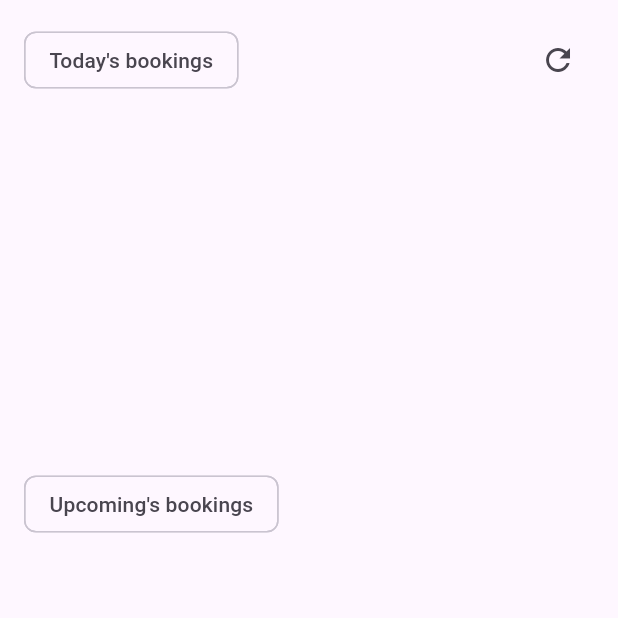
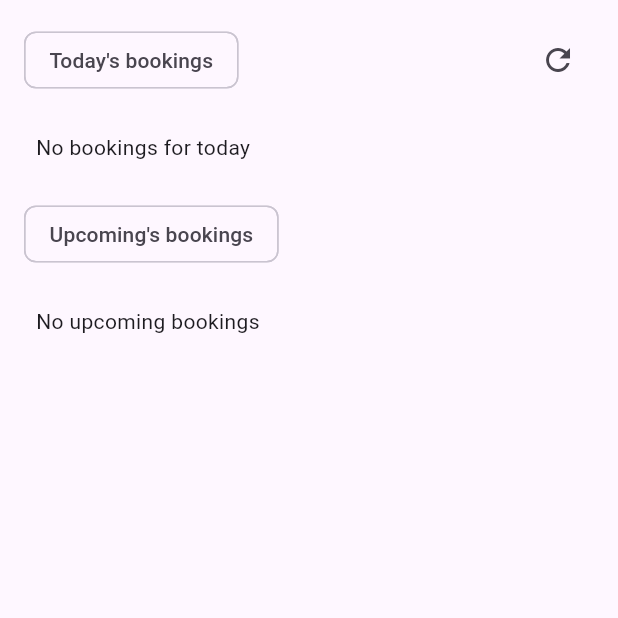
Before and after one commit to hongkkkjjj/hotel_booking_management_system, a Flutter app: the AdminHomeScreen screen opened directly, after a tap on the "refresh" icon, on a phone screen of 412 x 824 dp, the top half of it. Run offline on Flutter 3.47's test engine with Material 3 defaults, Android fonts, the phone set to English and light mode, and no system bars; our stand-ins replace auto_size_text, cached_network_image, calendar_view, cloud_firestore, firebase_auth, firebase_core and 3 more; missing offline and left inert: universal_html; accounts and stored records are empty.

Commit message:
Display user data in booking detail screen for admin

```diff
--- a/lib/Controller/register_controller.dart
+++ b/lib/Controller/register_controller.dart
@@ -20,7 +20,7 @@ class RegisterController extends GetxController {
       // final User? user = userCredential.user;
       var user = Auth().currentUser;
       if (user != null) {
-        UserData userData = UserData(nameController.text, mobileController.text, isAdmin);
+        UserData userData = UserData(nameController.text, mobileController.text, isAdmin, user.email!);
         bool result = await FirestoreController().addUserData(user.uid, userData.toMap());
 
         if (result) {
--- a/lib/Controller/trips_controller.dart
+++ b/lib/Controller/trips_controller.dart
@@ -5,6 +5,7 @@ import 'package:flutter/material.dart';
 import 'package:get/get.dart';
 import 'package:hotel_booking_management_system/Structs/booking_data.dart';
 import 'package:hotel_booking_management_system/Structs/enums.dart';
+import 'package:hotel_booking_management_system/Structs/user_data.dart';
 
 import '../Constant/app_route.dart';
 import '../FirebaseController/auth.dart';
@@ -20,6 +21,7 @@ class TripsController extends GetxController {
   FirestoreController firestoreController = FirestoreController();
 
   Rx<BookingData?> selectedTrips = Rx<BookingData?>(null);
+  Rx<UserData?> selectedGuest = Rx<UserData?>(null);
 
   void getTripsDataForUser() async {
     User? user = Auth().currentUser;
@@ -32,53 +34,41 @@ class TripsController extends GetxController {
       pastTrips.clear();
 
       for (final booking in tripList) {
-        final startDate = booking.startDate;
         final endDate = booking.endDate;
 
         if (booking.status == BookingStatus.Cancelled.index ||
             booking.status == BookingStatus.Completed.index) {
           pastTrips.add(booking);
-        } else if (startDate.toDate().isAfter(now.toDate()) ||
-            endDate.toDate().isAfter(now.toDate())) {
-          currentTrips.add(booking);
-        } else {
+        } else if (endDate.toDate().isBefore(now.toDate())) {
           BookingStatus status = mapIntToBookingStatus(booking.status);
           if (status != BookingStatus.Completed ||
               status != BookingStatus.Cancelled) {
             booking.status = BookingStatus.Cancelled.index;
           }
           pastTrips.add(booking);
+        } else {
+          currentTrips.add(booking);
         }
       }
       update();
     }
   }
 
-  void getTripsDataForAdmin() async {
+  Future<void> getTripsDataForAdmin() async {
     tripList = await firestoreController.getBookingDataForAdmin();
     final dateNow = DateTime.now();
-    final dateCheck = DateTime(dateNow.year, dateNow.month, dateNow.day);
+    final dateCheck = DateTime(dateNow.year, dateNow.month, dateNow.day, 23, 59, 59);
     final now = Timestamp.fromDate(dateCheck); // Get the current timestamp
     currentTrips.clear();
-    pastTrips.clear();
+    upcomingTrips.clear();
 
     for (final booking in tripList) {
       final startDate = booking.startDate;
-      final endDate = booking.endDate;
 
-      if (booking.status == BookingStatus.Cancelled.index ||
-          booking.status == BookingStatus.Completed.index) {
-        pastTrips.add(booking);
-      } else if (startDate.toDate().isAfter(now.toDate()) ||
-          endDate.toDate().isAfter(now.toDate())) {
+      if (startDate.toDate().isAfter(now.toDate())) {
+        upcomingTrips.add(booking);
+      } else {
         currentTrips.add(booking);
-      } else {
-        BookingStatus status = mapIntToBookingStatus(booking.status);
-        if (status != BookingStatus.Completed ||
-            status != BookingStatus.Cancelled) {
-          booking.status = BookingStatus.Cancelled.index;
-        }
-        pastTrips.add(booking);
       }
     }
   }
@@ -109,7 +99,7 @@ class TripsController extends GetxController {
           msg = 'The booking has been marked as paid.';
           break;
         default:
-          msg = '';
+          msg = 'The booking has been marked as unpaid.';
       }
 
       _showUploadDialog(context, 'Update Success', msg, () {
--- a/lib/Screen/admin_home_screen.dart
+++ b/lib/Screen/admin_home_screen.dart
@@ -1,6 +1,7 @@
 import 'package:flutter/foundation.dart';
 import 'package:flutter/material.dart';
 import 'package:get/get.dart';
+import 'package:hotel_booking_management_system/Controller/landing_tab_controller.dart';
 
 import '../Constant/app_route.dart';
 import '../Controller/trips_controller.dart';
@@ -10,6 +11,7 @@ import '../Utils/utils.dart';
 
 class AdminHomeScreen extends StatelessWidget {
   TripsController tripsController = Get.find<TripsController>();
+  LandingTabController landingTabController = Get.find<LandingTabController>();
 
   AdminHomeScreen({super.key});
 
@@ -34,17 +36,20 @@ class AdminHomeScreen extends StatelessWidget {
                   const Spacer(),
                   IconButton(
                     icon: const Icon(Icons.refresh),
-                    onPressed: () {
-
+                    onPressed: () async {
+                      showLoaderDialog(context);
+                      await tripsController.getTripsDataForAdmin();
+                      if (!context.mounted) return;
+                      Navigator.of(context).pop();
                     },
                   )
                 ],
               ),
             ),
-            SizedBox(
-              height: kIsWeb ? 300 : 200,
-              child: Obx(
-                () => ListView.builder(
+            Obx(
+              () => (tripsController.currentTrips.isNotEmpty)
+                  ? Expanded(
+                      child: ListView.builder(
                         itemCount: tripsController.currentTrips.length,
                         itemBuilder: (context, index) {
                           BookingData selectedTrip =
@@ -53,16 +58,20 @@ class AdminHomeScreen extends StatelessWidget {
                           return detailCard(selectedTrip, context, true);
                         },
                       ),
+                    )
+                  : const Padding(
+                      padding: EdgeInsets.symmetric(horizontal: 8.0),
+                      child: Text('No bookings for today'),
                     ),
             ),
             const Padding(
               padding: EdgeInsets.symmetric(vertical: 24.0),
               child: Chip(label: Text('Upcoming\'s bookings')),
             ),
-            SizedBox(
-              height: kIsWeb ? 300 : 200,
-              child: Obx(
-                () => ListView.builder(
+            Obx(
+              () => (tripsController.upcomingTrips.isNotEmpty)
+                  ? Expanded(
+                      child: ListView.builder(
                         itemCount: tripsController.upcomingTrips.length,
                         itemBuilder: (context, index) {
                           BookingData selectedTrip =
@@ -71,6 +80,10 @@ class AdminHomeScreen extends StatelessWidget {
                           return detailCard(selectedTrip, context, false);
                         },
                       ),
+                    )
+                  : const Padding(
+                      padding: EdgeInsets.symmetric(horizontal: 8.0),
+                      child: Text('No upcoming bookings'),
                     ),
             ),
           ],
@@ -79,14 +92,16 @@ class AdminHomeScreen extends StatelessWidget {
     );
   }
 
-  Widget detailCard(BookingData selectedTrip, BuildContext context, bool isAllowLongPress) {
+  Widget detailCard(
+      BookingData selectedTrip, BuildContext context, bool isAllowLongPress) {
     BookingStatus status = mapIntToBookingStatus(selectedTrip.status);
     int guestCount = selectedTrip.guestCount;
 
     return Card(
       child: InkWell(
         borderRadius: BorderRadius.circular(12.0),
-        onTap: () {
+        onTap: () async {
+          tripsController.selectedGuest.value = await landingTabController.retrieveUserData(selectedTrip.userId);
           tripsController.selectedTrips.value = selectedTrip;
           Get.toNamed(Routes.booking);
         },
@@ -96,7 +111,7 @@ class AdminHomeScreen extends StatelessWidget {
         child: Padding(
           padding: const EdgeInsets.all(16.0),
           child: Column(
-            crossAxisAlignment: CrossAxisAlignment.start,
+            crossAxisAlignment: CrossAxisAlignment.stretch,
             children: [
               if (!kIsWeb)
                 Text(
@@ -112,8 +127,27 @@ class AdminHomeScreen extends StatelessWidget {
                   Text(
                       '$guestCount ${(guestCount > 1) ? 'Person' : 'Persons'}'),
                   const Spacer(),
-                  Text('Status: ${status.statusString}'),
+                  Text(
+                    'Status: ${status.statusString}',
+                    style: const TextStyle(fontWeight: FontWeight.bold),
+                  ),
                 ],
+              ),
+              const SizedBox(height: 16),
+              Divider(),
+              const Text(
+                'Last update by:',
+                textAlign: TextAlign.end,
+                style: TextStyle(fontWeight: FontWeight.bold, fontSize: 12),
+              ),
+              Text(
+                selectedTrip.updateBy,
+                textAlign: TextAlign.end,
+              ),
+              Text(
+                Utils.formatDate(
+                    selectedTrip.lastUpdate.toDate(), 'yyyy MMM dd'),
+                textAlign: TextAlign.end,
               ),
             ],
           ),
@@ -134,8 +168,30 @@ class AdminHomeScreen extends StatelessWidget {
           .toList(),
     ).then((selectedStatus) {
       if (selectedStatus != null) {
-        tripsController.updateTripStatus(context, bookingData, selectedStatus.index);
+        showLoaderDialog(context);
+        tripsController.updateTripStatus(
+            context, bookingData, selectedStatus.index);
       }
     });
   }
+
+  showLoaderDialog(BuildContext context) {
+    AlertDialog alert = AlertDialog(
+      content: Row(
+        children: [
+          const CircularProgressIndicator(),
+          Container(
+              margin: const EdgeInsets.only(left: 16),
+              child: const Text("Loading...")),
+        ],
+      ),
+    );
+    showDialog(
+      barrierDismissible: false,
+      context: context,
+      builder: (BuildContext context) {
+        return alert;
+      },
+    );
   }
+}
--- a/lib/Structs/user_data.dart
+++ b/lib/Structs/user_data.dart
@@ -2,14 +2,16 @@ class UserData {
   String username;
   String mobileNo;
   bool isAdmin = false;
+  String email;
 
-  UserData(this.username, this.mobileNo, this.isAdmin);
+  UserData(this.username, this.mobileNo, this.isAdmin, this.email);
 
   Map<String, dynamic> toMap() {
     return {
       'is_admin': isAdmin,
       'name': username,
       'mobile_no': mobileNo,
+      'email': email,
     };
   }
 }
```
Also changed, not shown: lib/Controller/landing_tab_controller.dart (+15 -0 lines), lib/FirebaseController/firestore_controller.dart (+3 -12 lines), lib/Screen/booking_widget.dart (+25 -20 lines), lib/Screen/rooms_widget.dart (+9 -9 lines), lib/Screen/trips_widget.dart (+6 -8 lines). Lines whose indentation alone changed are shown as unchanged.
